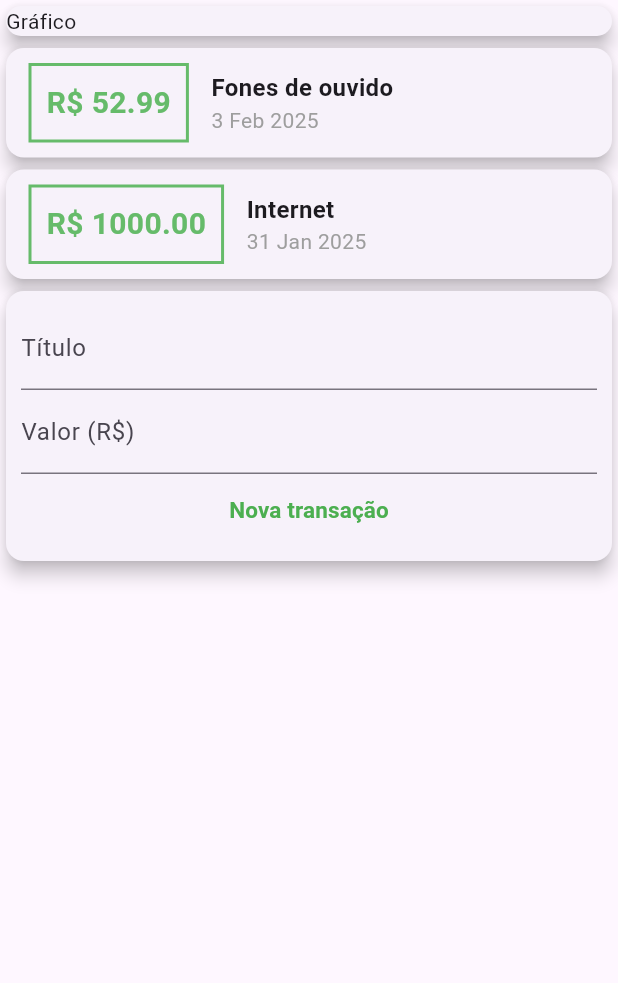
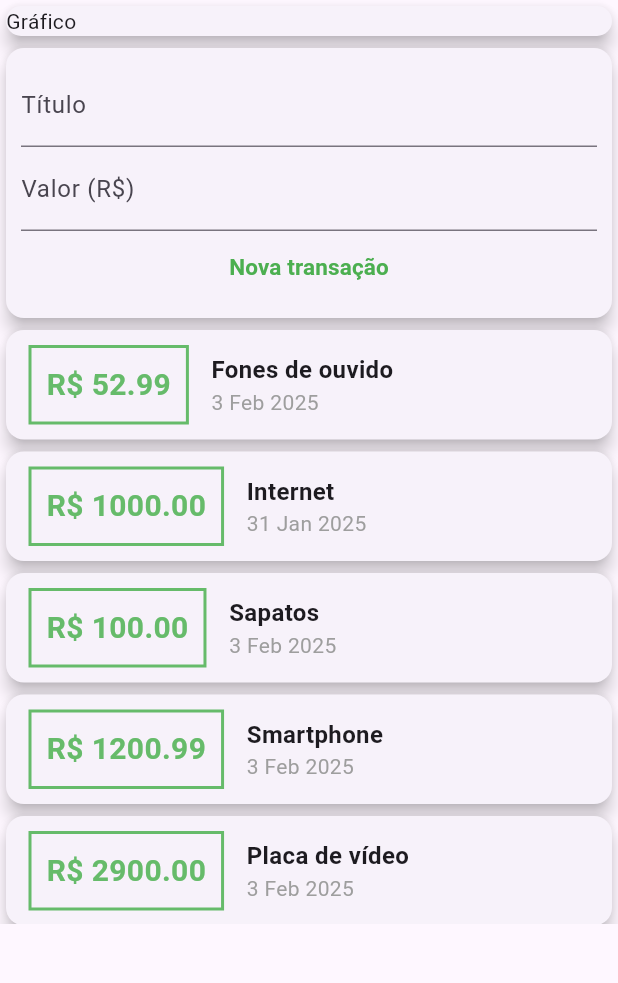
Before and after one commit to mateusalmeiida/despesas-pessoais-flutter, a Flutter app: the screen it shows after launch, on a phone screen of 412 x 824 dp, the part 84-1067 px from its top. Run offline on Flutter 3.47's test engine with Material 3 defaults, Android fonts, the light colour scheme and no system bars.

Commit message:
Habilitada rolagem da tela

```diff
--- a/lib/components/transaction_list.dart
+++ b/lib/components/transaction_list.dart
@@ -9,8 +9,12 @@ class TransactionList extends StatelessWidget {
 
   @override
   Widget build(BuildContext context) {
-    return Column(
-      children: transactions.map((tr) {
+    return SizedBox(
+      height: 400,
+      child: ListView.builder(
+        itemCount: transactions.length,
+        itemBuilder: (ctx, index) {
+          final tr = transactions[index];
           return Card(
             elevation: 5,
             child: Row(
@@ -33,7 +37,8 @@ class TransactionList extends StatelessWidget {
                   children: [
                     Text(
                       tr.title,
-                    style: TextStyle(fontWeight: FontWeight.bold, fontSize: 16),
+                      style:
+                          TextStyle(fontWeight: FontWeight.bold, fontSize: 16),
                     ),
                     Text(
                       DateFormat("d MMM y").format(tr.date),
@@ -44,7 +49,8 @@ class TransactionList extends StatelessWidget {
               ],
             ),
           );
-      }).toList(),
+        },
+      ),
     );
   }
 }
--- a/lib/components/transaction_user.dart
+++ b/lib/components/transaction_user.dart
@@ -21,6 +21,22 @@ class _TransactionUserState extends State<TransactionUser> {
         title: 'Internet',
         value: 1000,
         date: DateTime(2025, 1, 31, 10, 20)),
+    Transaction(id: 't3', title: 'Sapatos', value: 100, date: DateTime.now()),
+    Transaction(
+        id: 't4', title: 'Smartphone', value: 1200.99, date: DateTime.now()),
+    Transaction(
+        id: 't5',
+        title: 'Placa de vídeo',
+        value: 2900.00,
+        date: DateTime.now()),
+    Transaction(id: 't6', title: 'Lanche', value: 30, date: DateTime.now()),
+    Transaction(
+        id: 't7',
+        title: 'Bola de Basquete',
+        value: 250.99,
+        date: DateTime.now()),
+    Transaction(
+        id: 't8', title: 'Capinha de celular', value: 20, date: DateTime.now()),
   ];
 
   @override
@@ -39,10 +55,10 @@ class _TransactionUserState extends State<TransactionUser> {
 
     return Column(
       children: [
-        TransactionList(transactions: transactions),
         TransactionForm(
           onSubmit: addTransaction,
         ),
+        TransactionList(transactions: transactions),
       ],
     );
   }
--- a/lib/main.dart
+++ b/lib/main.dart
@@ -28,7 +28,8 @@ class MyHomePage extends StatelessWidget {
           ),
           title: Text('Despesas Pessoais'),
         ),
-        body: Column(
+        body: SingleChildScrollView(
+          child: Column(
             crossAxisAlignment: CrossAxisAlignment.stretch,
             children: [
               Card(
@@ -37,6 +38,7 @@ class MyHomePage extends StatelessWidget {
               ),
               TransactionUser()
             ],
+          ),
         ));
   }
 }
```
Lines whose indentation alone changed are shown as unchanged.
